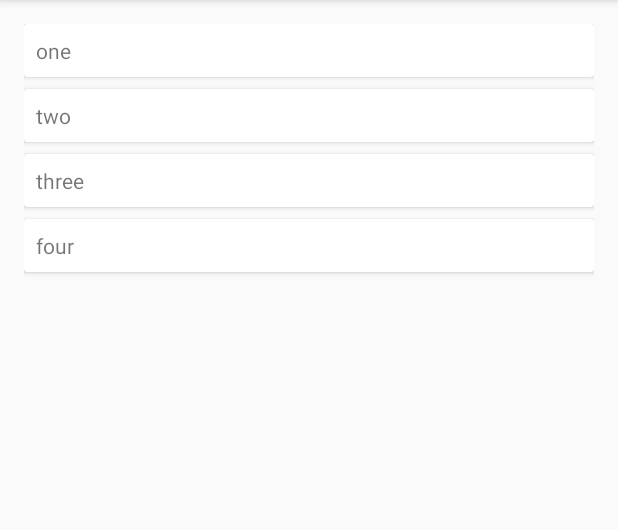
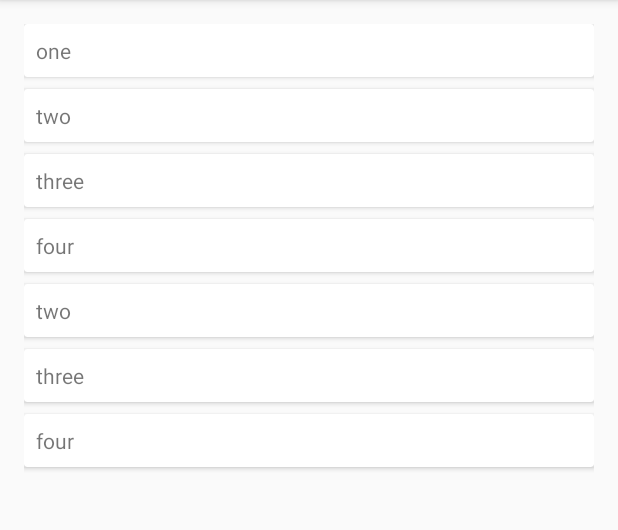
Before and after one commit to todaduc/BakingApp, an Android app: the screen it shows after launch (MainActivity), on a phone screen of 412 x 824 dp, the part 84-614 px from its top. Run offline under Robolectric (Android 15) with nearby library versions, the phone set to English and light mode, and no system bars.

```diff
--- a/app/src/main/java/com/todaduc/bakingapp/entities/Recipe.java
+++ b/app/src/main/java/com/todaduc/bakingapp/entities/Recipe.java
@@ -9,18 +9,23 @@ import android.os.Parcelable;
 
 public class Recipe implements Parcelable{
 
-    private long id;
+    private int id;
     private String name;
+    private int serving;
+    private String image;
 
-
-    public Recipe(long id, String name) {
+    public Recipe(int id, String name, int serving, String image) {
         this.id = id;
         this.name = name;
+        this.serving = serving;
+        this.image = image;
     }
 
     private Recipe(Parcel in){
-        id = in.readLong();
+        id = in.readInt();
         name = in.readString();
+        serving = in.readInt();
+        image = in.readString();
     }
 
     public static final Creator<Recipe> CREATOR = new Creator<Recipe>() {
@@ -42,15 +47,25 @@ public class Recipe implements Parcelable{
 
     @Override
     public void writeToParcel(Parcel parcel, int i) {
-        parcel.writeLong(id);
+        parcel.writeInt(id);
         parcel.writeString(name);
+        parcel.writeInt(serving);
+        parcel.writeString(image);
     }
 
-    public long getId() {
+    public int getId() {
         return id;
     }
 
     public String getName() {
         return name;
     }
+
+    public int getServing() {
+        return serving;
+    }
+
+    public String getImage() {
+        return image;
+    }
 }
--- a/app/src/main/java/com/todaduc/bakingapp/ui/MainActivity.java
+++ b/app/src/main/java/com/todaduc/bakingapp/ui/MainActivity.java
@@ -1,11 +1,13 @@
 package com.todaduc.bakingapp.ui;
 
+import android.content.Intent;
 import android.support.v7.app.AppCompatActivity;
 import android.os.Bundle;
+import android.widget.Toast;
 
 import com.todaduc.bakingapp.R;
 
-public class MainActivity extends AppCompatActivity {
+public class MainActivity extends AppCompatActivity implements RecipeListFragment.OnRecipeClickListener {
 
     @Override
     protected void onCreate(Bundle savedInstanceState) {
@@ -14,4 +16,9 @@ public class MainActivity extends AppCompatActivity {
     }
 
 
+    @Override
+    public void onCardSelected(int position) {
+       //need to pass value of recipe
+        startActivity( new Intent(this, RecipeDetailActivity.class));
+    }
 }
--- a/app/src/main/java/com/todaduc/bakingapp/ui/RecipeListAdapter.java
+++ b/app/src/main/java/com/todaduc/bakingapp/ui/RecipeListAdapter.java
@@ -24,6 +24,7 @@ public class RecipeListAdapter  extends BaseAdapter{
 
     private Context context;
     private List<Recipe> recipes;
+
     public RecipeListAdapter(Context context, List<Recipe> recipeList) {
         this.context = context;
         this.recipes = recipeList;
@@ -51,7 +52,6 @@ public class RecipeListAdapter  extends BaseAdapter{
 
            convertView = inflater.inflate(R.layout.fragment_recipe, parent, false);
         }
-
         ((TextView)convertView.findViewById(R.id.info_text)).setText(recipes.get(position).getName());
         // Set the image resource and return the newly created ImageView
         return convertView;
--- a/app/src/main/java/com/todaduc/bakingapp/ui/RecipeListFragment.java
+++ b/app/src/main/java/com/todaduc/bakingapp/ui/RecipeListFragment.java
@@ -1,12 +1,16 @@
 package com.todaduc.bakingapp.ui;
 
+import android.content.Context;
+import android.content.Intent;
 import android.os.Bundle;
 import android.support.annotation.Nullable;
 import android.support.v4.app.Fragment;
 import android.view.LayoutInflater;
 import android.view.View;
 import android.view.ViewGroup;
+import android.widget.AdapterView;
 import android.widget.GridView;
+import android.widget.Toast;
 
 import com.todaduc.bakingapp.R;
 import com.todaduc.bakingapp.entities.Recipe;
@@ -21,13 +25,23 @@ import java.util.List;
 public class RecipeListFragment extends Fragment {
 
     List<Recipe> listRecipe = new ArrayList<>();
+    private OnRecipeClickListener onRecipeClick;
+
+    interface OnRecipeClickListener{
+        void onCardSelected(int position);
+    }
+
 
     {
-        listRecipe.add(new Recipe(1,"one"));
-        listRecipe.add(new Recipe(1,"two"));
-        listRecipe.add(new Recipe(1,"three"));
-        listRecipe.add(new Recipe(1,"four"));
+        listRecipe.add(new Recipe(1,"one", 7, null));
+        listRecipe.add(new Recipe(1,"two", 10, null));
+        listRecipe.add(new Recipe(1,"three", 34, null));
+        listRecipe.add(new Recipe(1,"four", 90, null));
+        listRecipe.add(new Recipe(1,"two", 10, null));
+        listRecipe.add(new Recipe(1,"three", 34, null));
+        listRecipe.add(new Recipe(1,"four", 90, null));
     }
+
 
     public RecipeListFragment() {
     }
@@ -40,9 +54,28 @@ public class RecipeListFragment extends Fragment {
 
         GridView gridView = (GridView)rootView.findViewById(R.id.recipe_grid_view);
 
-        RecipeListAdapter recipeListAdapter = new RecipeListAdapter(getContext(), listRecipe);
+        RecipeListAdapter recipeListAdapter = new RecipeListAdapter(getContext(), listRecipe );
 
         gridView.setAdapter(recipeListAdapter);
+        gridView.setOnItemClickListener(new AdapterView.OnItemClickListener() {
+            @Override
+            public void onItemClick(AdapterView<?> parent, View view, int position, long id) {
+                onRecipeClick.onCardSelected(position);
+            }
+        });
+
         return  rootView;
     }
+
+    @Override
+    public void onAttach(Context context) {
+        super.onAttach(context);
+        try{
+            onRecipeClick = (OnRecipeClickListener)context;
+        }catch (ClassCastException e){
+            throw  new ClassCastException(context.toString()+ " must implement OnRecipeClickListener");
+        }
+
+    }
+
 }
--- a/app/src/main/res/layout/activity_main.xml
+++ b/app/src/main/res/layout/activity_main.xml
@@ -1,7 +1,6 @@
 <?xml version="1.0" encoding="utf-8"?>
 <fragment
     xmlns:android="http://schemas.android.com/apk/res/android"
-    xmlns:tools="http://schemas.android.com/tools"
     android:layout_width="match_parent"
     android:layout_height="match_parent"
     android:name="com.todaduc.bakingapp.ui.RecipeListFragment"
--- /dev/null
+++ b/app/src/main/res/layout/activity_steps_detail.xml
@@ -0,0 +1,6 @@
+<?xml version="1.0" encoding="utf-8"?>
+<LinearLayout xmlns:android="http://schemas.android.com/apk/res/android"
+    android:orientation="vertical" android:layout_width="match_parent"
+    android:layout_height="match_parent">
+
+</LinearLayout>
```
Also changed, not shown: app/src/main/java/com/todaduc/bakingapp/entities/BakingStep.java (added, +24 -0 lines), app/src/main/java/com/todaduc/bakingapp/entities/Ingredient.java (added, +18 -0 lines), app/src/main/java/com/todaduc/bakingapp/ui/RecipeStepsFragment.java (added, +53 -0 lines), app/src/main/java/com/todaduc/bakingapp/ui/StepsDetailActivity.java (added, +20 -0 lines), app/src/main/java/com/todaduc/bakingapp/ui/StepsDetailFragment.java (added, +28 -0 lines), app/src/main/res/layout/activity_recipe_detail.xml (+6 -5 lines), app/src/main/res/layout/fragment_recipe_steps.xml (added, +17 -0 lines), app/src/main/res/layout/fragment_steps_detail.xml (added, +7 -0 lines).
